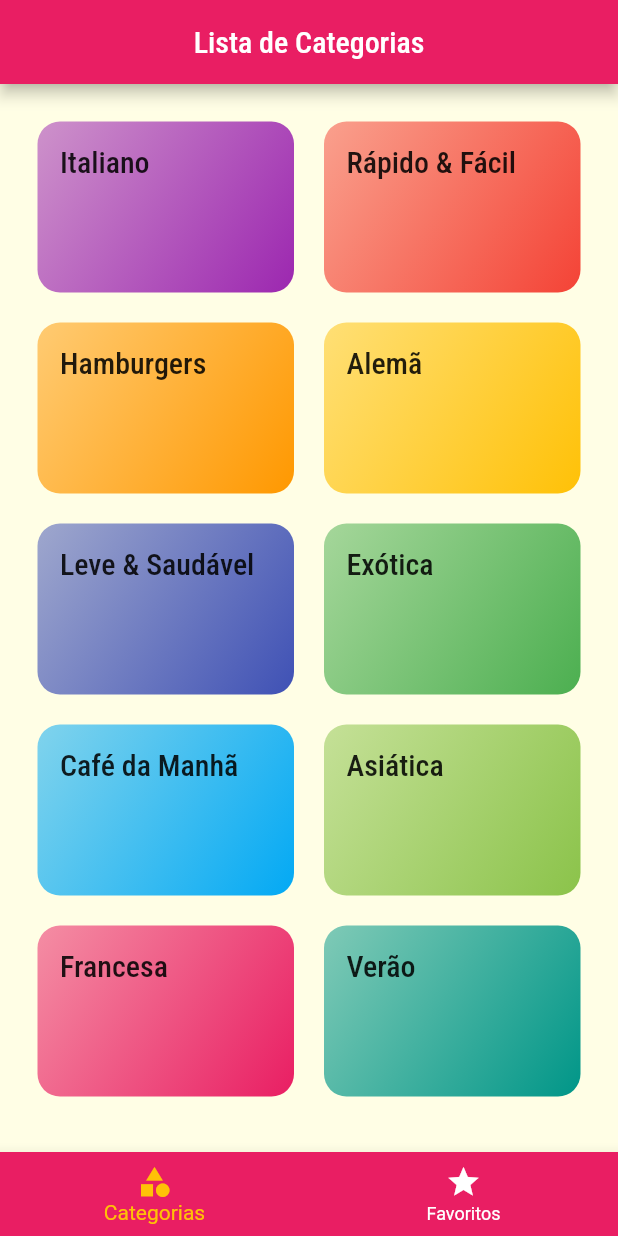
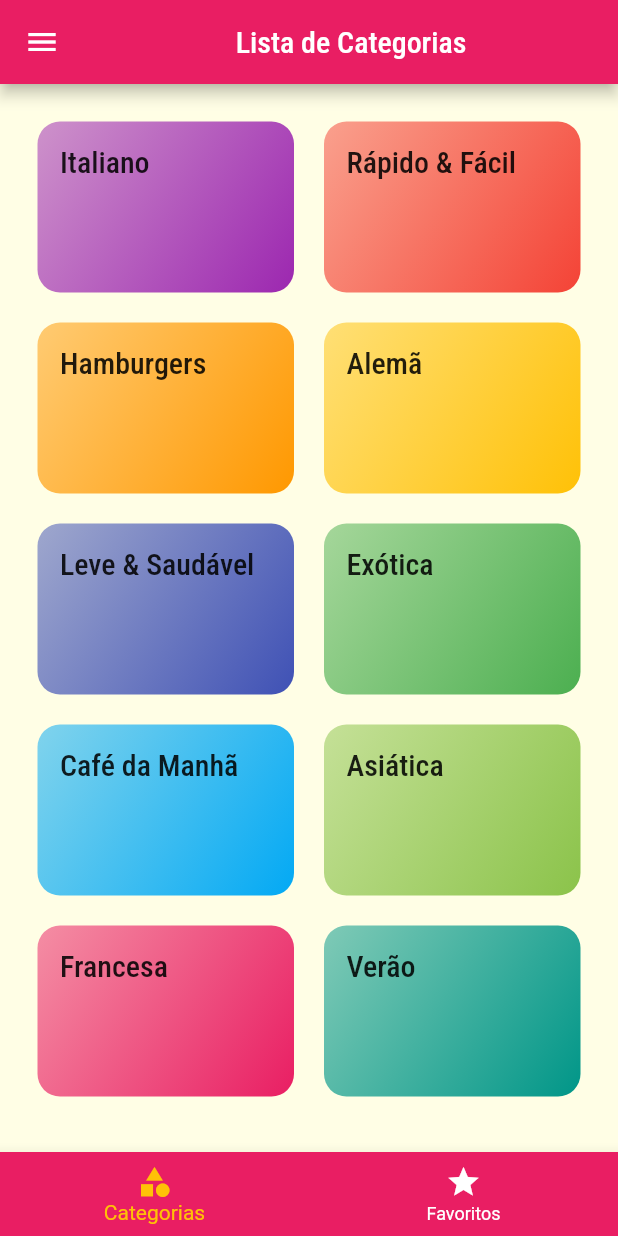
Before and after one commit to DeusdedithJhunior/App-Refeicoes-Receitas-Android-IOS, a Flutter app: the screen it shows after launch, on a phone screen of 412 x 824 dp. Run offline on Flutter 3.47's test engine with Material 2 defaults, Android fonts, the phone set to English and light mode, and no system bars.

```diff
--- a/AppMeals/meals/lib/main.dart
+++ b/AppMeals/meals/lib/main.dart
@@ -1,7 +1,6 @@
 import 'package:flutter/material.dart';
 import 'package:meals/screens/categories_meals_screen.dart';
 import 'package:meals/screens/meal_detail_screen.dart';
-import 'screens/categories_screen.dart';
 import 'utils/app_routes.dart';
 import 'screens/tabs_screen.dart';
 
--- a/AppMeals/meals/lib/screens/tabs_screen.dart
+++ b/AppMeals/meals/lib/screens/tabs_screen.dart
@@ -1,8 +1,9 @@
 import 'package:flutter/material.dart';
+import 'package:meals/components/drawer_main.dart';
 import 'categories_screen.dart';
 import 'favorite_screen.dart';
 
-// classe que irá controlar a transição entre as tabs
+// classe que irá controlar (tela de cat e fav) a transição entre as tabs
 class TabsScreen extends StatefulWidget {
   const TabsScreen({Key? key}) : super(key: key);
 
@@ -31,6 +32,7 @@ class _TabsScreenState extends State<TabsScreen> {
         title: Center(
             child: Text(_screens[_selectedScreenIndex]['title'] as String)),
       ),
+      drawer: const MainDrawer(),
       body: _screens[_selectedScreenIndex]['screen'] as Widget,
       bottomNavigationBar: BottomNavigationBar(
         onTap: _selectScreen,
```
